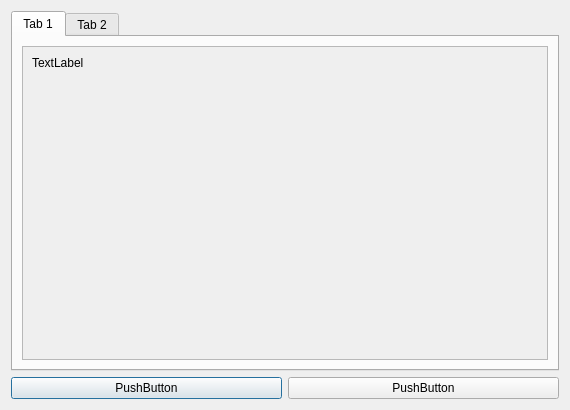
Above: ModelWizard/wizarddialog.ui from ArashMassoudieh/OpenHydroQual before the change. Below: the same form after it.
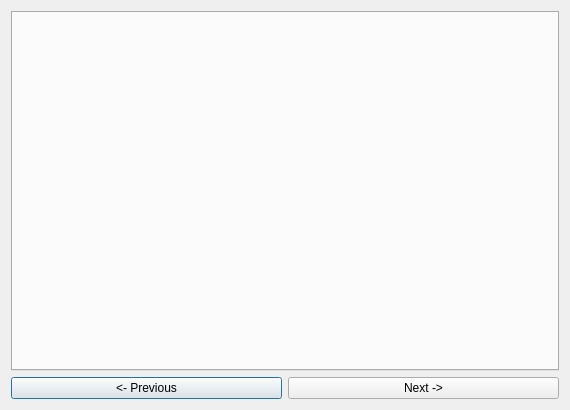
That is the form after the change.

```diff
--- a/ModelWizard/wizarddialog.ui
+++ b/ModelWizard/wizarddialog.ui
@@ -15,60 +15,21 @@
   </property>
   <layout class="QVBoxLayout" name="verticalLayout">
    <item>
-    <widget class="QTabWidget" name="tabWidget">
-     <widget class="QWidget" name="tab">
-      <attribute name="title">
-       <string>Tab 1</string>
-      </attribute>
-      <layout class="QVBoxLayout" name="verticalLayout_2">
-       <item>
-        <widget class="QScrollArea" name="scrollArea">
-         <property name="widgetResizable">
-          <bool>true</bool>
-         </property>
-         <widget class="QWidget" name="scrollAreaWidgetContents">
-          <property name="geometry">
-           <rect>
-            <x>0</x>
-            <y>0</y>
-            <width>498</width>
-            <height>281</height>
-           </rect>
-          </property>
-          <layout class="QFormLayout" name="formLayout">
-           <item row="0" column="0">
-            <widget class="QLabel" name="label">
-             <property name="text">
-              <string>TextLabel</string>
-             </property>
-            </widget>
-           </item>
-          </layout>
-         </widget>
-        </widget>
-       </item>
-      </layout>
-     </widget>
-     <widget class="QWidget" name="tab_2">
-      <attribute name="title">
-       <string>Tab 2</string>
-      </attribute>
-     </widget>
-    </widget>
+    <widget class="QTabWidget" name="tabWidget"/>
    </item>
    <item>
     <layout class="QHBoxLayout" name="horizontalLayout">
      <item>
       <widget class="QPushButton" name="pushButton_2">
        <property name="text">
-        <string>PushButton</string>
+        <string>&lt;- Previous</string>
        </property>
       </widget>
      </item>
      <item>
       <widget class="QPushButton" name="pushButton">
        <property name="text">
-        <string>PushButton</string>
+        <string>Next -&gt;</string>
        </property>
       </widget>
      </item>
```
Left out of the diff: 4 changed lines with no effect on the pictures.
